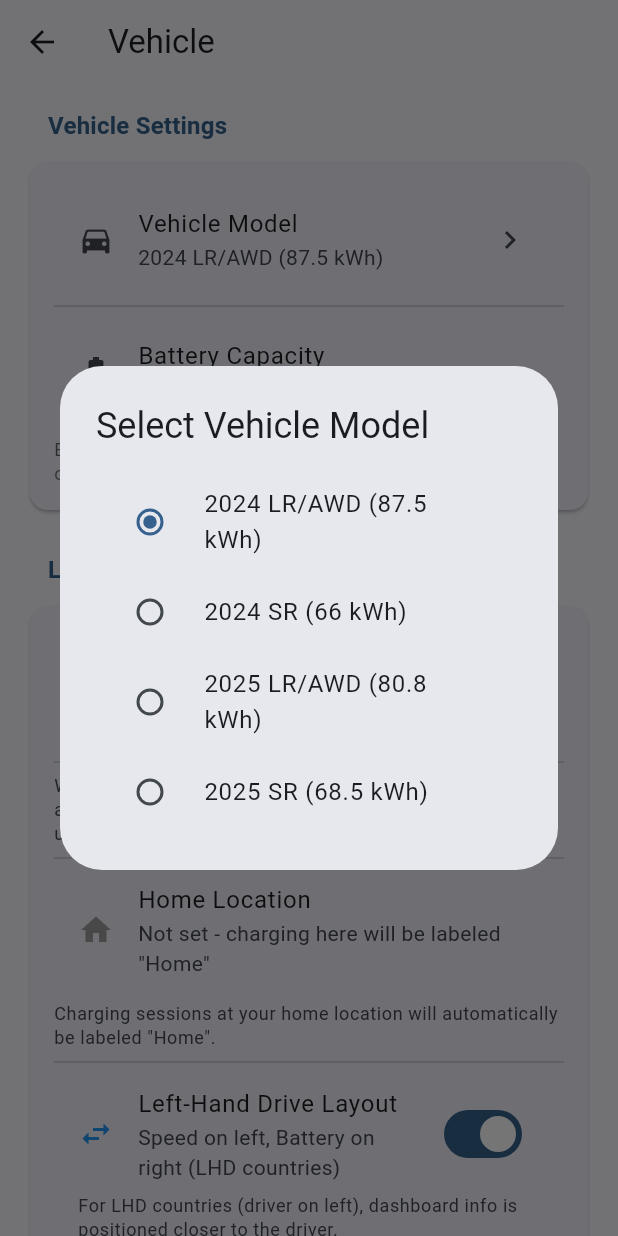
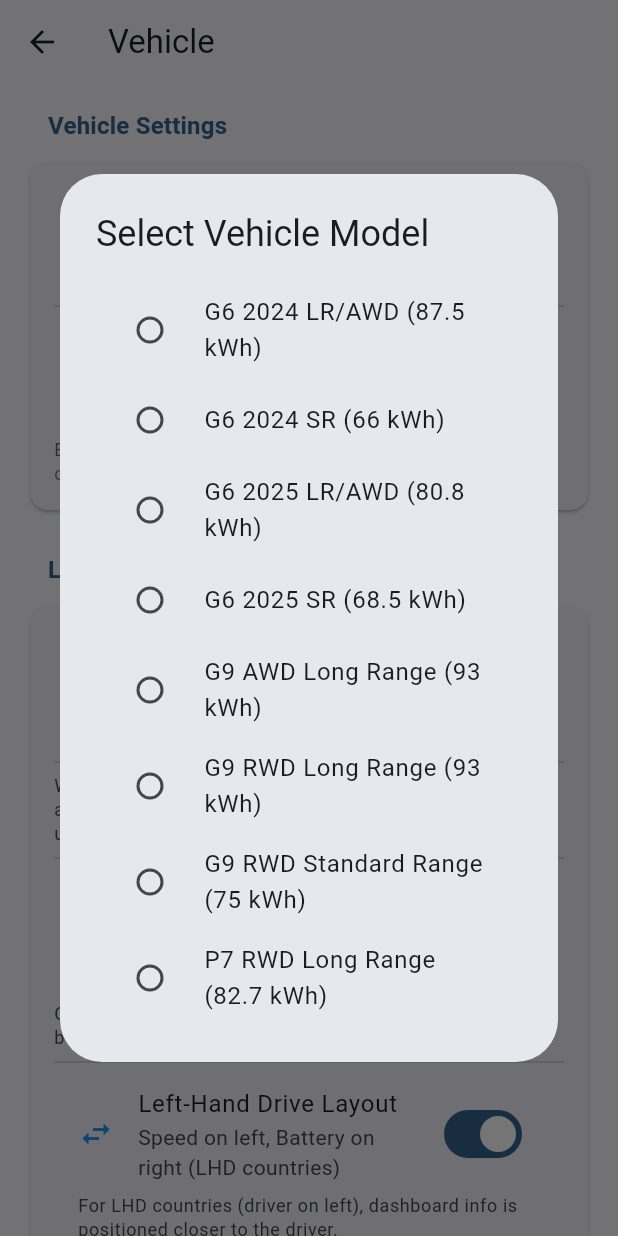
Before and after one commit to stevelea/xpcardata, a Flutter app: the VehicleSettingsScreen screen opened directly, after a tap on "Vehicle Model", on a phone screen of 412 x 824 dp. Run offline on Flutter 3.47's test engine with Material 3 defaults, Android fonts, the phone set to English and light mode, and no system bars; our stand-ins replace cloud_firestore, file_picker, firebase_analytics, firebase_core, fl_chart, flutter_local_notifications and 6 more; missing offline and left inert: android_intent_plus, flutter_automotive, flutter_background_service, mqtt_client; accounts and stored records are empty; network calls fail; statements that could not run were skipped.

Commit message:
Add G9 and P7 vehicle profiles (v1.3.36)
Added support for XPENG G9 and P7 models with battery capacities:

XPENG G6:
- G6_24LR: 87.5 kWh (2024 LR/AWD)
- G6_24SR: 66.0 kWh (2024 SR)
- G6_25LR: 80.8 kWh (2025 LR/AWD)
- G6_25SR: 68.5 kWh (2025 SR)

XPENG G9:
- G9_LR_AWD: 93.0 kWh (AWD Long Range)
- G9_LR_RWD: 93.0 kWh (RWD Long Range)
- G9_SR_RWD: 75.0 kWh (RWD Standard Range LFP)

XPENG P7:
- P7_LR_RWD: 82.7 kWh (RWD Long Range)

Legacy keys (24LR, 24SR, etc.) still work for existing users.

Co-Authored-By: Claude Opus 4.5 <noreply@anthropic.com>

```diff
--- a/lib/providers/vehicle_data_provider.dart
+++ b/lib/providers/vehicle_data_provider.dart
@@ -10,12 +10,24 @@ import 'mqtt_provider.dart';
 
 // ==================== Vehicle Settings ====================
 
-/// Battery capacities by vehicle model (kWh)
+/// Battery capacities by vehicle model (kWh) - usable capacity
 const Map<String, double> vehicleBatteryCapacities = {
-  '24LR': 87.5,   // 2024 Long Range / AWD
-  '24SR': 66.0,   // 2024 Standard Range
-  '25LR': 80.8,   // 2025 Long Range / AWD
-  '25SR': 68.5,   // 2025 Standard Range
+  // XPENG G6
+  'G6_24LR': 87.5,   // G6 2024 Long Range / AWD
+  'G6_24SR': 66.0,   // G6 2024 Standard Range
+  'G6_25LR': 80.8,   // G6 2025 Long Range / AWD
+  'G6_25SR': 68.5,   // G6 2025 Standard Range
+  // XPENG G9
+  'G9_LR_AWD': 93.0, // G9 AWD Long Range (NMC)
+  'G9_LR_RWD': 93.0, // G9 RWD Long Range (NMC)
+  'G9_SR_RWD': 75.0, // G9 RWD Standard Range (LFP) - ~75 kWh usable
+  // XPENG P7
+  'P7_LR_RWD': 82.7, // P7 RWD Long Range (NMC)
+  // Legacy keys for backwards compatibility
+  '24LR': 87.5,
+  '24SR': 66.0,
+  '25LR': 80.8,
+  '25SR': 68.5,
 };
 
 /// Vehicle model provider - loads from SharedPreferences
--- a/lib/screens/settings/vehicle_settings_screen.dart
+++ b/lib/screens/settings/vehicle_settings_screen.dart
@@ -19,18 +19,51 @@ class _VehicleSettingsScreenState extends ConsumerState<VehicleSettingsScreen> {
   bool? _locationEnabled; // null = not yet loaded, use Hive/DataSourceManager
 
   static const Map<String, double> _batteryCapacities = {
+    // XPENG G6
+    'G6_24LR': 87.5,
+    'G6_24SR': 66.0,
+    'G6_25LR': 80.8,
+    'G6_25SR': 68.5,
+    // XPENG G9
+    'G9_LR_AWD': 93.0,
+    'G9_LR_RWD': 93.0,
+    'G9_SR_RWD': 75.0,
+    // XPENG P7
+    'P7_LR_RWD': 82.7,
+    // Legacy keys
     '24LR': 87.5,
     '24SR': 66.0,
     '25LR': 80.8,
     '25SR': 68.5,
   };
 
+  // Display labels for vehicle selection (only new keys shown in picker)
   static const Map<String, String> _modelLabels = {
-    '24LR': '2024 LR/AWD (87.5 kWh)',
-    '24SR': '2024 SR (66 kWh)',
-    '25LR': '2025 LR/AWD (80.8 kWh)',
-    '25SR': '2025 SR (68.5 kWh)',
+    // XPENG G6
+    'G6_24LR': 'G6 2024 LR/AWD (87.5 kWh)',
+    'G6_24SR': 'G6 2024 SR (66 kWh)',
+    'G6_25LR': 'G6 2025 LR/AWD (80.8 kWh)',
+    'G6_25SR': 'G6 2025 SR (68.5 kWh)',
+    // XPENG G9
+    'G9_LR_AWD': 'G9 AWD Long Range (93 kWh)',
+    'G9_LR_RWD': 'G9 RWD Long Range (93 kWh)',
+    'G9_SR_RWD': 'G9 RWD Standard Range (75 kWh)',
+    // XPENG P7
+    'P7_LR_RWD': 'P7 RWD Long Range (82.7 kWh)',
   };
+
+  // Legacy key mappings for display (existing users with old keys)
+  static const Map<String, String> _legacyLabels = {
+    '24LR': 'G6 2024 LR/AWD (87.5 kWh)',
+    '24SR': 'G6 2024 SR (66 kWh)',
+    '25LR': 'G6 2025 LR/AWD (80.8 kWh)',
+    '25SR': 'G6 2025 SR (68.5 kWh)',
+  };
+
+  /// Get display label for any model key (new or legacy)
+  String _getModelLabel(String key) {
+    return _modelLabels[key] ?? _legacyLabels[key] ?? 'Unknown';
+  }
 
   @override
   void initState() {
@@ -141,7 +174,7 @@ class _VehicleSettingsScreenState extends ConsumerState<VehicleSettingsScreen> {
                   ListTile(
                     leading: const Icon(Icons.directions_car),
                     title: const Text('Vehicle Model'),
-                    subtitle: Text(_modelLabels[_vehicleModel] ?? 'Unknown'),
+                    subtitle: Text(_getModelLabel(_vehicleModel)),
                     trailing: const Icon(Icons.chevron_right),
                     onTap: _showVehicleModelPicker,
                   ),
--- a/lib/services/github_update_service.dart
+++ b/lib/services/github_update_service.dart
@@ -8,7 +8,7 @@ import 'package:shared_preferences/shared_preferences.dart';
 
 /// Hardcoded app version (updated during build)
 /// This avoids package_info_plus which fails on AAOS
-const String appVersion = '1.3.35';
+const String appVersion = '1.3.36';
 
 /// Service for checking and downloading updates from GitHub releases
 class GitHubUpdateService {
```
